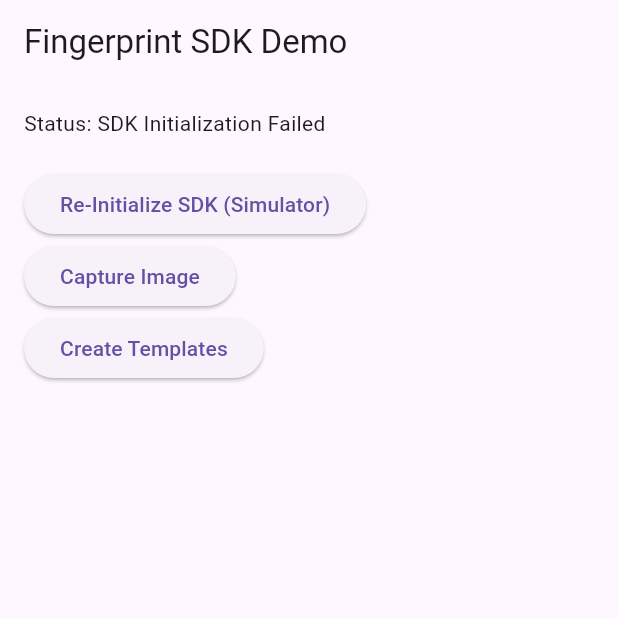
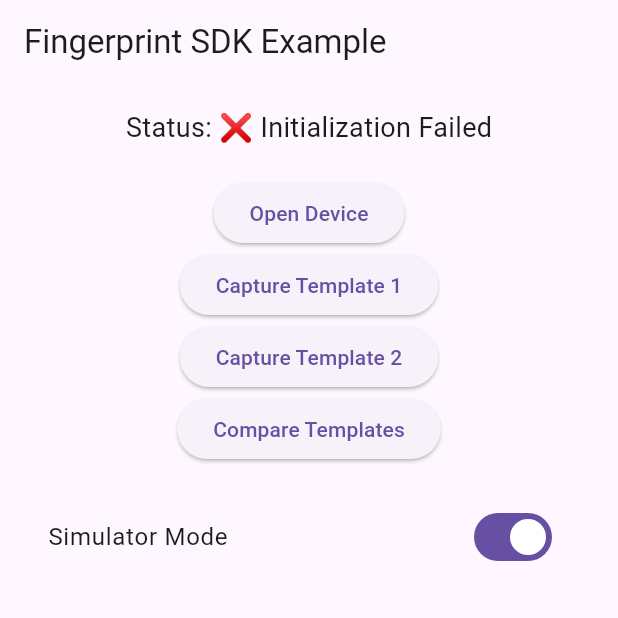
Before and after one commit to Drebyte/q818_fingerprint_plugin, a Flutter app: the screen it shows after launch, on a phone screen of 412 x 824 dp, the top half of it. Run offline on Flutter 3.47's test engine with Material 3 defaults, Android fonts, the phone set to English and light mode, and no system bars; our stand-ins replace plugin_platform_interface.

Commit message:
adding events

```diff
--- a/example/lib/main.dart
+++ b/example/lib/main.dart
@@ -1,162 +1,109 @@
-import 'dart:ui';
-
 import 'package:flutter/material.dart';
 import 'package:fingerprint_sdk/fingerprint_sdk.dart';
 
-void main() async {
-  WidgetsFlutterBinding.ensureInitialized();
-
-  // 🔹 Catch Flutter errors
-  FlutterError.onError = (FlutterErrorDetails details) {
-    debugPrint('❌ FlutterError: ${details.exception}');
-    debugPrint('Stack trace:\n${details.stack}');
-  };
-
-  // 🔹 Catch all async errors
-  PlatformDispatcher.instance.onError = (error, stack) {
-    debugPrint('🚨 Uncaught async error: $error');
-    debugPrint('Stack trace:\n$stack');
-    return true;
-  };
-
-  debugPrint('🚀 App starting... preparing to launch SDK Demo');
-
-  runApp(const MyApp());
-}
+void main() => runApp(const MyApp());
 
 class MyApp extends StatelessWidget {
   const MyApp({super.key});
 
   @override
   Widget build(BuildContext context) {
-    debugPrint('🧩 Building MyApp widget');
-    return MaterialApp(
-      title: 'Fingerprint SDK Demo',
-      theme: ThemeData(primarySwatch: Colors.blue),
-      home: const FingerprintDemoPage(),
+    return const MaterialApp(
+      home: FingerprintTestPage(),
     );
   }
 }
 
-class FingerprintDemoPage extends StatefulWidget {
-  const FingerprintDemoPage({super.key});
+class FingerprintTestPage extends StatefulWidget {
+  const FingerprintTestPage({super.key});
 
   @override
-  FingerprintDemoPageState createState() => FingerprintDemoPageState();
+  _FingerprintTestPageState createState() => _FingerprintTestPageState();
 }
 
-class FingerprintDemoPageState extends State<FingerprintDemoPage> {
-  String _status = "Launching...";
-  bool _isSimulator = true;
-  String? _captureImageBase64;
-  Map<String, String>? _isoTemplate;
-  Map<String, String>? _ansiTemplate;
+class _FingerprintTestPageState extends State<FingerprintTestPage> {
+  String status = "Idle";
+  String? template1;
+  String? template2;
+  bool simulatorMode = true;
 
   @override
   void initState() {
     super.initState();
-    debugPrint('🔧 FingerprintDemoPageState initialized');
-    _initializeSdk();
+    initializeSdk();
   }
 
-  Future<void> _initializeSdk() async {
-    debugPrint('🧠 Starting SDK initialization (simulator=$_isSimulator)...');
-    setState(() => _status = "Initializing SDK...");
+  Future<void> initializeSdk() async {
+    bool init = await FingerprintSdk.initialize(simulator: simulatorMode);
+    setState(() => status = init ? "✅ SDK Initialized" : "❌ Initialization Failed");
+  }
 
-    try {
-      final initialized = await FingerprintSdk.initialize(simulator: true);
-      debugPrint('✅ SDK initialize() returned: $initialized');
-      setState(() {
-        _isSimulator = true;
-        _status = initialized
-            ? "SDK Initialized (Simulator Mode)"
-            : "SDK Initialization Failed";
-      });
-    } catch (e, stack) {
-      debugPrint('❌ Error during SDK initialization: $e');
-      debugPrint('Stack trace:\n$stack');
-      setState(() => _status = "Error initializing SDK: $e");
+  Future<void> openDevice() async {
+    final res = await FingerprintSdk.openDevice();
+    if (res != null) {
+      setState(() => status = "Device Opened: ${res['hardwareAvailable']}");
+    } else {
+      setState(() => status = "Failed to open device");
     }
   }
 
-  Future<void> _captureImage() async {
-    debugPrint('📸 Capture fingerprint triggered');
-    if (_isSimulator) {
-      debugPrint('🧪 Simulator mode active, simulating capture');
-      setState(() {
-        _captureImageBase64 = "SIMULATED_IMAGE_BASE64";
-        _status = "Simulator: Fingerprint image captured.";
-      });
+  Future<void> captureAndCreate(bool isFirst) async {
+    setState(() => status = "Capturing image...");
+    final img = await FingerprintSdk.captureImage();
+    if (img == null) {
+      setState(() => status = "Image capture failed");
       return;
     }
 
-    try {
-      setState(() => _status = "Capturing fingerprint...");
-      final imageBase64 = await FingerprintSdk.captureImage();
-      debugPrint('📷 Capture result: ${imageBase64 != null ? "OK" : "NULL"}');
-      setState(() {
-        _captureImageBase64 = imageBase64;
-        _status =
-            imageBase64 != null ? "Fingerprint captured" : "Capture failed";
-      });
-    } catch (e, stack) {
-      debugPrint('❌ Error capturing fingerprint: $e');
-      debugPrint('Stack trace:\n$stack');
-      setState(() => _status = "Error capturing fingerprint: $e");
-    }
-  }
-
-  Future<void> _createTemplates() async {
-    debugPrint('🧩 Creating fingerprint templates');
-    if (_captureImageBase64 == null) {
-      setState(() => _status = "No fingerprint image captured");
+    setState(() => status = "Creating ISO template...");
+    final tmpl = await FingerprintSdk.createISOTemplate(img);
+    if (tmpl == null) {
+      setState(() => status = "Template creation failed");
       return;
     }
 
-    try {
-      if (_isSimulator) {
-        debugPrint('🧪 Simulator: generating fake templates');
-        _isoTemplate = {'template': 'SIMULATED_ISO_TEMPLATE'};
-        _ansiTemplate = {'template': 'SIMULATED_ANSI_TEMPLATE'};
-        setState(() => _status = "Templates created (Simulator)");
-        return;
+    setState(() {
+      if (isFirst) {
+        template1 = tmpl['template'];
+        status = "Template 1 created";
+      } else {
+        template2 = tmpl['template'];
+        status = "Template 2 created";
       }
+    });
+  }
 
-      setState(() => _status = "Creating templates...");
-      _isoTemplate = await FingerprintSdk.createISOTemplate(_captureImageBase64!);
-      _ansiTemplate = await FingerprintSdk.createANSITemplate(_captureImageBase64!);
-      debugPrint('✅ Templates created successfully');
-      setState(() => _status = "Templates created successfully");
-    } catch (e, stack) {
-      debugPrint('❌ Error creating templates: $e');
-      debugPrint('Stack trace:\n$stack');
-      setState(() => _status = "Error creating templates: $e");
+  Future<void> compareTemplates() async {
+    if (template1 == null || template2 == null) {
+      setState(() => status = "⚠️ Both templates required");
+      return;
     }
+    final score = await FingerprintSdk.compareTemplates(template1!, template2!);
+    setState(() => status = "Match score: $score");
   }
 
   @override
   Widget build(BuildContext context) {
-    debugPrint('🧱 Building FingerprintDemoPage UI');
     return Scaffold(
-      appBar: AppBar(title: const Text("Fingerprint SDK Demo")),
+      appBar: AppBar(title: const Text("Fingerprint SDK Example")),
       body: Padding(
         padding: const EdgeInsets.all(16.0),
         child: Column(
-          crossAxisAlignment: CrossAxisAlignment.start,
           children: [
-            Text("Status: $_status"),
+            Text("Status: $status", style: const TextStyle(fontSize: 18)),
             const SizedBox(height: 20),
-            ElevatedButton(
-              onPressed: _initializeSdk,
-              child: const Text("Re-Initialize SDK (Simulator)"),
-            ),
-            ElevatedButton(
-              onPressed: _captureImage,
-              child: const Text("Capture Image"),
-            ),
-            ElevatedButton(
-              onPressed: _createTemplates,
-              child: const Text("Create Templates"),
+            ElevatedButton(onPressed: openDevice, child: const Text("Open Device")),
+            ElevatedButton(onPressed: () => captureAndCreate(true), child: const Text("Capture Template 1")),
+            ElevatedButton(onPressed: () => captureAndCreate(false), child: const Text("Capture Template 2")),
+            ElevatedButton(onPressed: compareTemplates, child: const Text("Compare Templates")),
+            const SizedBox(height: 20),
+            SwitchListTile(
+              title: const Text("Simulator Mode"),
+              value: simulatorMode,
+              onChanged: (val) {
+                setState(() => simulatorMode = val);
+                initializeSdk();
+              },
             ),
           ],
         ),
```
